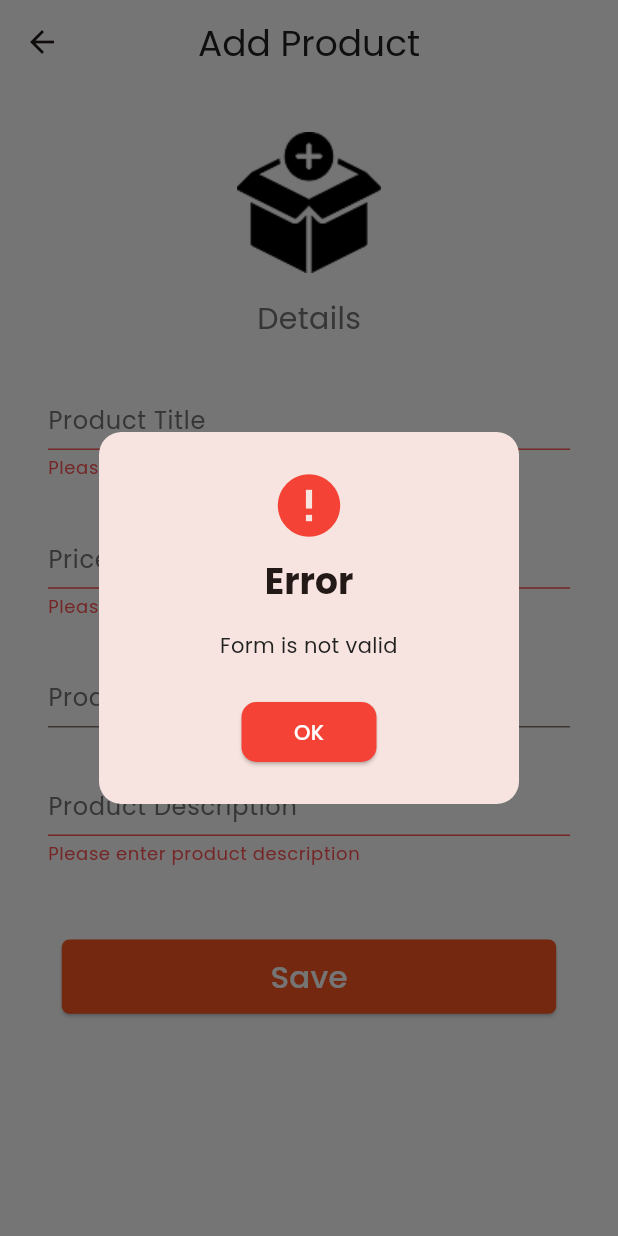
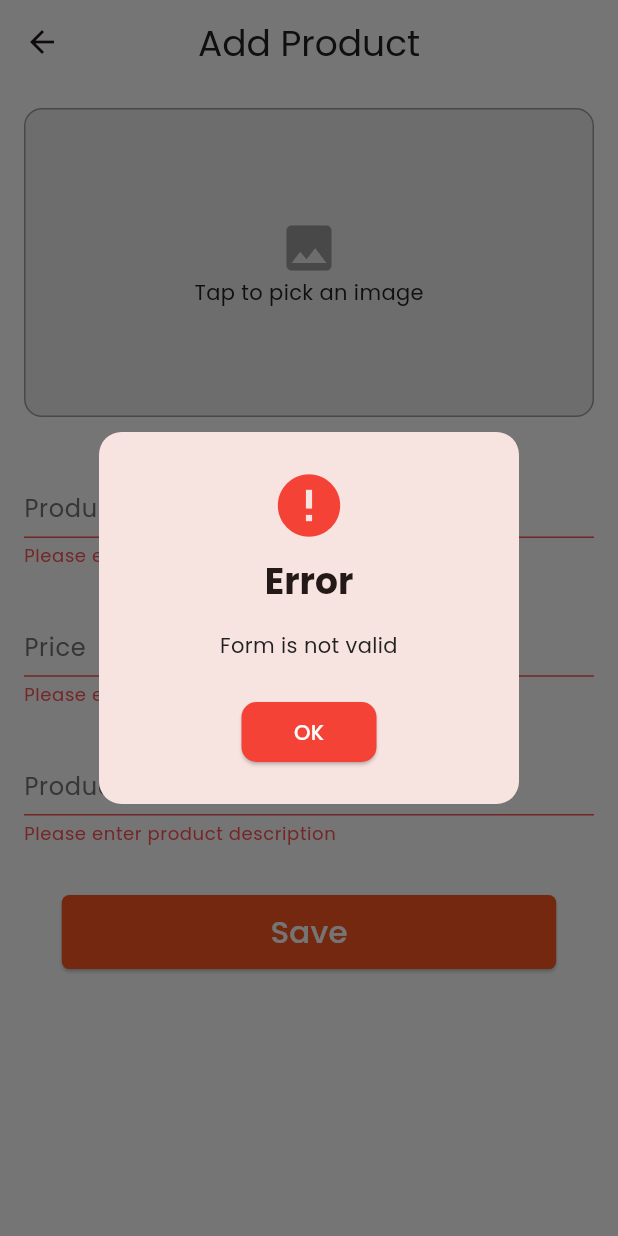
Before and after one commit to Shopfinity-team/shopfinity, a Flutter app: the AddProductScreen screen opened by its route, after a tap on "Save", on a phone screen of 412 x 824 dp. Run offline on Flutter 3.47's test engine with Material 3 defaults, Android fonts, the phone set to English and light mode, and no system bars; our stand-ins replace country_picker, get, image_picker, shared_preferences; accounts and stored records are empty.

Commit message:
Add image picker in add product screen

```diff
--- a/lib/features/auth/login_screen.dart
+++ b/lib/features/auth/login_screen.dart
@@ -16,7 +16,6 @@ class LoginPage extends StatelessWidget {
       body: Padding(
         padding: const EdgeInsets.all(16.0),
         child: Form(
-          key: controller.formKey,
           child: Column(
             mainAxisAlignment: MainAxisAlignment.center,
             crossAxisAlignment: CrossAxisAlignment.center,
@@ -35,7 +34,7 @@ class LoginPage extends StatelessWidget {
                 height: screenHeight * 0.08,
               ),
               TextFormField(
-                decoration: InputDecoration(
+                decoration: const InputDecoration(
                   prefixIcon: Icon(Icons.person_2_outlined),
                   labelText: "Username",
                 ),
--- a/lib/features/product/add_product_screen.dart
+++ b/lib/features/product/add_product_screen.dart
@@ -7,7 +7,7 @@ import 'package:shopfinity/shared/widgets/checkout_input_field.dart';
 import 'package:shopfinity/shared/widgets/custom_alert.dart';
 
 class AddProductScreen extends StatefulWidget {
-  AddProductScreen({super.key});
+  const AddProductScreen({super.key});
 
   @override
   State<AddProductScreen> createState() => _AddProductScreenState();
@@ -20,56 +20,61 @@ class _AddProductScreenState extends State<AddProductScreen> {
   final TextEditingController _productDescriptionController =
       TextEditingController();
   final TextEditingController _productPriceController = TextEditingController();
-  final TextEditingController _productImageController = TextEditingController();
 
   final addProductFormKey = GlobalKey<FormState>();
   bool submitted = false;
 
-  void onSave() async {
+  // handle save
+  Future<void> onSave() async {
     submitted = true;
     if (addProductFormKey.currentState!.validate()) {
       final price = double.tryParse(_productPriceController.text.trim());
       if (price == null) {
         await showCustomAlert(
-            title: 'Error', message: 'please enter valid price', isError: true);
-
+          title: 'Error',
+          message: 'Please enter a valid price',
+          isError: true,
+        );
         return;
       }
+
       final product = Product(
         title: _productTitleController.text.trim(),
         price: price,
         description: _productDescriptionController.text.trim(),
-          imageUrl: _productImageController.text.trim().isNotEmpty
-              ? _productImageController.text.trim()
-              : 'https://i.imgur.com/sUFH1Aq.png');
+        imageUrl: controller.getImagePathOrDefault(),
+      );
 
       final result = await controller.addProduct(product);
 
       if (result != null) {
         await showCustomAlert(
-            title: 'Success', message: 'New product added successfully');
-
+          title: 'Success',
+          message: 'New product added successfully',
+        );
         _productTitleController.clear();
         _productPriceController.clear();
-        _productImageController.clear();
         _productDescriptionController.clear();
-
+        controller.resetPickedImage();
         submitted = false;
       } else {
         await showCustomAlert(
           title: 'Error',
           message: 'Failed to add new product',
-            isError: true);
+          isError: true,
+        );
       }
     } else {
       await showCustomAlert(
-          title: 'Error', message: 'Form is not valid', isError: true);
+        title: 'Error',
+        message: 'Form is not valid',
+        isError: true,
+      );
     }
   }
 
   @override
   Widget build(BuildContext context) {
-    double screenWidth = MediaQuery.of(context).size.width;
     double screenHeight = MediaQuery.of(context).size.height;
 
     return Scaffold(
@@ -84,35 +89,43 @@ class _AddProductScreenState extends State<AddProductScreen> {
         centerTitle: true,
       ),
       body: SingleChildScrollView(
-        child: Padding(
-          padding: const EdgeInsets.all(16.0),
-          child: Column(
-            mainAxisAlignment: MainAxisAlignment.spaceBetween,
-            children: [
-              Column(
-                children: [
-                  Padding(
         padding: const EdgeInsets.all(16.0),
         child: Column(
           children: [
-                        Center(
-                          child: Image.asset(
-                            "lib/assets/images/add_product_page_image.png",
+            Obx(() {
+              final pickedImage = controller.pickedImage.value;
+              return GestureDetector(
+                onTap: () => controller.pickImage(),
+                child: Container(
+                  height: screenHeight * 0.25,
+                  width: double.infinity,
+                  decoration: BoxDecoration(
+                    border: Border.all(color: Colors.grey),
+                    borderRadius: BorderRadius.circular(12),
+                    color: Colors.grey.shade200,
+                  ),
+                  child: pickedImage != null
+                      ? ClipRRect(
+                          borderRadius: BorderRadius.circular(12),
+                          child: Image.file(
+                            pickedImage,
+                            fit: BoxFit.cover,
+                            width: double.infinity,
+                          ),
+                        )
+                      : const Center(
+                          child: Column(
+                            mainAxisAlignment: MainAxisAlignment.center,
+                            children: [
+                              Icon(Icons.image, size: 40, color: Colors.grey),
+                              Text("Tap to pick an image"),
+                            ],
                           ),
                         ),
-                        SizedBox(
-                          height: screenHeight * 0.02,
                 ),
-                        Text(
-                          "Details",
-                          style: TextStyle(
-                            fontSize: 20,
-                            color: Theme.of(context).textTheme.bodySmall?.color,
-                          ),
-                        ),
-                        SizedBox(
-                          height: screenHeight * 0.02,
-                        ),
+              );
+            }),
+            SizedBox(height: screenHeight * 0.03),
             Form(
               key: addProductFormKey,
               child: Column(
@@ -128,13 +141,11 @@ class _AddProductScreenState extends State<AddProductScreen> {
                       return null;
                     },
                   ),
-                              SizedBox(
-                                height: screenHeight * 0.02,
-                              ),
+                  SizedBox(height: screenHeight * 0.02),
                   InputField(
                     labelText: "Price",
                     controller: _productPriceController,
-                                hintText: 'Enter price in \$ ',
+                    hintText: 'Enter price in \$',
                     validator: (value) {
                       if (!submitted) return null;
                       if (value == null || value.isEmpty) {
@@ -143,17 +154,7 @@ class _AddProductScreenState extends State<AddProductScreen> {
                       return null;
                     },
                   ),
-                              SizedBox(
-                                height: screenHeight * 0.02,
-                              ),
-                              InputField(
-                                labelText: "Product Image",
-                                controller: _productImageController,
-                                hintText: 'Enter image url',
-                              ),
-                              SizedBox(
-                                height: screenHeight * 0.02,
-                              ),
+                  SizedBox(height: screenHeight * 0.02),
                   InputField(
                     labelText: "Product Description",
                     controller: _productDescriptionController,
@@ -165,26 +166,12 @@ class _AddProductScreenState extends State<AddProductScreen> {
                       return null;
                     },
                   ),
-                              SizedBox(
-                                height: screenHeight * 0.02,
-                              ),
                 ],
               ),
             ),
+            SizedBox(height: screenHeight * 0.04),
+            Button(text: "Save", onPressed: onSave),
           ],
-                    ),
-                  ),
-                ],
-              ),
-              SizedBox(
-                height: screenHeight * 0.02,
-              ),
-              Button(text: "Save", onPressed: onSave),
-              SizedBox(
-                height: screenHeight * 0.02,
-              ),
-            ],
-          ),
         ),
       ),
     );
--- a/lib/features/product/cart_screen.dart
+++ b/lib/features/product/cart_screen.dart
@@ -25,6 +25,7 @@ class CartScreen extends StatelessWidget {
           ),
         ),
         centerTitle: true,
+        automaticallyImplyLeading: false,
       ),
       body: SingleChildScrollView(
         padding: EdgeInsets.all(16),
--- a/pubspec.yaml
+++ b/pubspec.yaml
@@ -42,6 +42,7 @@ dependencies:
   shared_preferences: ^2.3.3
   flutter_svg: ^2.0.7
   cool_alert: ^2.0.1
+  image_picker: ^1.1.2
 
 dev_dependencies:
   flutter_test:
```
Also changed, not shown: lib/controllers/login_controller.dart (+0 -17 lines), lib/controllers/product_controller.dart (+30 -3 lines), lib/features/product/product_details_screen.dart (+20 -1 lines), lib/shared/widgets/cart_card.dart (+33 -9 lines), lib/shared/widgets/product_card.dart (+20 -4 lines), 5 other files. Lines whose indentation alone changed are shown as unchanged.
